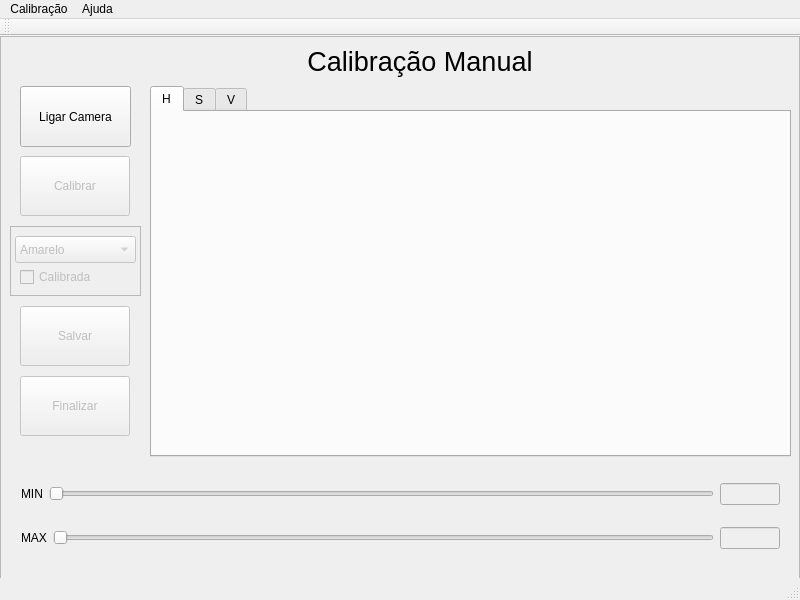
schirrel/SCIMM, file SCIMM/janelaprincipal.ui: the form before one commit.
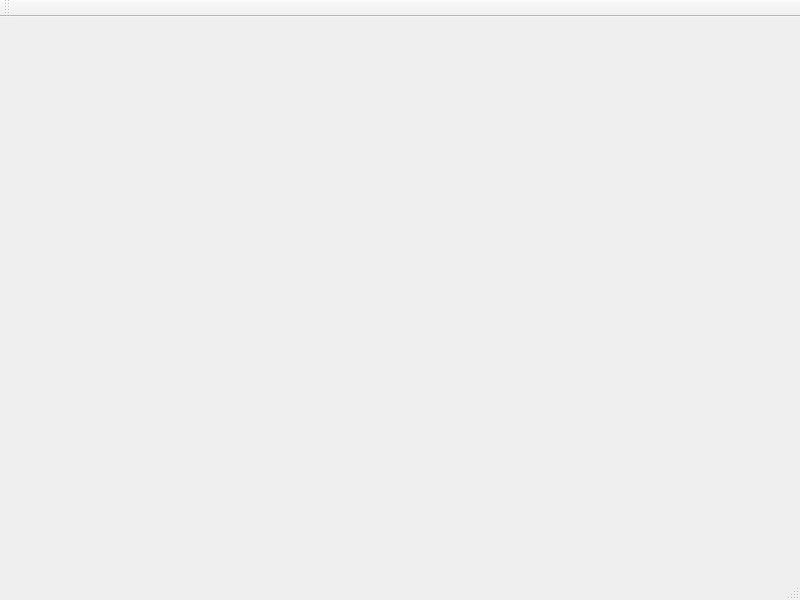
The form after the commit. The open tabs and pages were chosen to show the change. Custom widgets are drawn as their Qt base class.

Patch:
```diff
--- a/SCIMM/janelaprincipal.ui
+++ b/SCIMM/janelaprincipal.ui
@@ -26,362 +26,7 @@
     <property name="currentIndex">
      <number>2</number>
     </property>
-    <widget class="QWidget" name="TelaManual">
-     <widget class="QFrame" name="frameManual">
-      <property name="enabled">
-       <bool>true</bool>
-      </property>
-      <property name="geometry">
-       <rect>
-        <x>0</x>
-        <y>0</y>
-        <width>800</width>
-        <height>600</height>
-       </rect>
-      </property>
-      <property name="sizePolicy">
-       <sizepolicy hsizetype="Preferred" vsizetype="Preferred">
-        <horstretch>0</horstretch>
-        <verstretch>0</verstretch>
-       </sizepolicy>
-      </property>
-      <property name="frameShape">
-       <enum>QFrame::StyledPanel</enum>
-      </property>
-      <property name="frameShadow">
-       <enum>QFrame::Raised</enum>
-      </property>
-      <widget class="QTabWidget" name="TAB_HSV">
-       <property name="geometry">
-        <rect>
-         <x>150</x>
-         <y>50</y>
-         <width>641</width>
-         <height>371</height>
-        </rect>
-       </property>
-       <property name="currentIndex">
-        <number>0</number>
-       </property>
-       <widget class="QWidget" name="TAB_H">
-        <attribute name="title">
-         <string>H</string>
-        </attribute>
-        <widget class="QCustomPlot" name="customPlotH" native="true">
-         <property name="geometry">
-          <rect>
-           <x>0</x>
-           <y>0</y>
-           <width>640</width>
-           <height>340</height>
-          </rect>
-         </property>
-        </widget>
-       </widget>
-       <widget class="QWidget" name="TAB_S">
-        <attribute name="title">
-         <string>S</string>
-        </attribute>
-        <widget class="QCustomPlot" name="customPlotS" native="true">
-         <property name="geometry">
-          <rect>
-           <x>0</x>
-           <y>0</y>
-           <width>640</width>
-           <height>340</height>
-          </rect>
-         </property>
-        </widget>
-       </widget>
-       <widget class="QWidget" name="TAB_V">
-        <attribute name="title">
-         <string>V</string>
-        </attribute>
-        <widget class="QCustomPlot" name="customPlotV" native="true">
-         <property name="geometry">
-          <rect>
-           <x>0</x>
-           <y>0</y>
-           <width>640</width>
-           <height>340</height>
-          </rect>
-         </property>
-        </widget>
-       </widget>
-      </widget>
-      <widget class="QWidget" name="verticalLayoutWidget_2">
-       <property name="geometry">
-        <rect>
-         <x>10</x>
-         <y>420</y>
-         <width>781</width>
-         <height>121</height>
-        </rect>
-       </property>
-       <layout class="QVBoxLayout" name="verticalLayout_2">
-        <item>
-         <layout class="QHBoxLayout" name="horizontalLayout_3">
-          <item>
-           <widget class="QLabel" name="label_3">
-            <property name="text">
-             <string>MIN</string>
-            </property>
-           </widget>
-          </item>
-          <item>
-           <widget class="QSlider" name="SLIDER_CM_MIN">
-            <property name="enabled">
-             <bool>false</bool>
-            </property>
-            <property name="maximum">
-             <number>255</number>
-            </property>
-            <property name="orientation">
-             <enum>Qt::Horizontal</enum>
-            </property>
-           </widget>
-          </item>
-          <item>
-           <widget class="QLineEdit" name="EDIT_CM_MIN">
-            <property name="enabled">
-             <bool>false</bool>
-            </property>
-            <property name="minimumSize">
-             <size>
-              <width>60</width>
-              <height>0</height>
-             </size>
-            </property>
-            <property name="maximumSize">
-             <size>
-              <width>60</width>
-              <height>16777215</height>
-             </size>
-            </property>
-           </widget>
-          </item>
-         </layout>
-        </item>
-        <item>
-         <layout class="QHBoxLayout" name="horizontalLayout_4">
-          <item>
-           <widget class="QLabel" name="label_4">
-            <property name="text">
-             <string>MAX</string>
-            </property>
-           </widget>
-          </item>
-          <item>
-           <widget class="QSlider" name="SLIDER_CM_MAX">
-            <property name="enabled">
-             <bool>false</bool>
-            </property>
-            <property name="orientation">
-             <enum>Qt::Horizontal</enum>
-            </property>
-           </widget>
-          </item>
-          <item>
-           <widget class="QLineEdit" name="EDIT_CM_MAX">
-            <property name="enabled">
-             <bool>false</bool>
-            </property>
-            <property name="minimumSize">
-             <size>
-              <width>60</width>
-              <height>0</height>
-             </size>
-            </property>
-            <property name="maximumSize">
-             <size>
-              <width>60</width>
-              <height>16777215</height>
-             </size>
-            </property>
-           </widget>
-          </item>
-         </layout>
-        </item>
-       </layout>
-      </widget>
-      <widget class="QPushButton" name="BT_CM_FINALIZAR">
-       <property name="enabled">
-        <bool>false</bool>
-       </property>
-       <property name="geometry">
-        <rect>
-         <x>20</x>
-         <y>340</y>
-         <width>110</width>
-         <height>60</height>
-        </rect>
-       </property>
-       <property name="text">
-        <string>Finalizar</string>
-       </property>
-      </widget>
-      <widget class="QPushButton" name="BT_CM_SALVAR">
-       <property name="enabled">
-        <bool>false</bool>
-       </property>
-       <property name="geometry">
-        <rect>
-         <x>20</x>
-         <y>270</y>
-         <width>110</width>
-         <height>60</height>
-        </rect>
-       </property>
-       <property name="text">
-        <string>Salvar</string>
-       </property>
-      </widget>
-      <widget class="QPushButton" name="BT_CM_CALIBRAR">
-       <property name="enabled">
-        <bool>false</bool>
-       </property>
-       <property name="geometry">
-        <rect>
-         <x>20</x>
-         <y>120</y>
-         <width>110</width>
-         <height>60</height>
-        </rect>
-       </property>
-       <property name="text">
-        <string>Calibrar</string>
-       </property>
-      </widget>
-      <widget class="QComboBox" name="CB_CM_CORES">
-       <property name="enabled">
-        <bool>false</bool>
-       </property>
-       <property name="geometry">
-        <rect>
-         <x>15</x>
-         <y>200</y>
-         <width>121</width>
-         <height>27</height>
-        </rect>
-       </property>
-       <item>
-        <property name="text">
-         <string>Amarelo</string>
-        </property>
-       </item>
-       <item>
-        <property name="text">
-         <string>Azul</string>
-        </property>
-       </item>
-       <item>
-        <property name="text">
-         <string>Ciano</string>
-        </property>
-       </item>
-       <item>
-        <property name="text">
-         <string>Laranja</string>
-        </property>
-       </item>
-       <item>
-        <property name="text">
-         <string>Verde</string>
-        </property>
-       </item>
-       <item>
-        <property name="text">
-         <string>Vermelho</string>
-        </property>
-       </item>
-       <item>
-        <property name="text">
-         <string>Rosa</string>
-        </property>
-       </item>
-       <item>
-        <property name="text">
-         <string>Roxo</string>
-        </property>
-       </item>
-      </widget>
-      <widget class="QFrame" name="frame">
-       <property name="geometry">
-        <rect>
-         <x>10</x>
-         <y>190</y>
-         <width>131</width>
-         <height>70</height>
-        </rect>
-       </property>
-       <property name="frameShape">
-        <enum>QFrame::StyledPanel</enum>
-       </property>
-       <property name="frameShadow">
-        <enum>QFrame::Raised</enum>
-       </property>
-       <widget class="QCheckBox" name="CHECK_CM_CALIBRADO">
-        <property name="enabled">
-         <bool>false</bool>
-        </property>
-        <property name="geometry">
-         <rect>
-          <x>10</x>
-          <y>40</y>
-          <width>111</width>
-          <height>22</height>
-         </rect>
-        </property>
-        <property name="text">
-         <string>Calibrada</string>
-        </property>
-       </widget>
-      </widget>
-      <widget class="QLabel" name="label_5">
-       <property name="geometry">
-        <rect>
-         <x>20</x>
-         <y>0</y>
-         <width>800</width>
-         <height>50</height>
-        </rect>
-       </property>
-       <property name="font">
-        <font>
-         <pointsize>20</pointsize>
-        </font>
-       </property>
-       <property name="text">
-        <string>Calibração Manual</string>
-       </property>
-       <property name="alignment">
-        <set>Qt::AlignCenter</set>
-       </property>
-      </widget>
-      <widget class="QPushButton" name="BT_CM_INICIAR">
-       <property name="geometry">
-        <rect>
-         <x>20</x>
-         <y>50</y>
-         <width>111</width>
-         <height>61</height>
-        </rect>
-       </property>
-       <property name="text">
-        <string>Ligar Camera</string>
-       </property>
-      </widget>
-      <zorder>frame</zorder>
-      <zorder>TAB_HSV</zorder>
-      <zorder>verticalLayoutWidget_2</zorder>
-      <zorder>BT_CM_FINALIZAR</zorder>
-      <zorder>BT_CM_SALVAR</zorder>
-      <zorder>BT_CM_CALIBRAR</zorder>
-      <zorder>CB_CM_CORES</zorder>
-      <zorder>label_5</zorder>
-      <zorder>BT_CM_INICIAR</zorder>
-     </widget>
-    </widget>
+    <widget class="QWidget" name="TelaManual"/>
     <widget class="QWidget" name="TelaAutomatico">
      <widget class="QFrame" name="frame_2">
       <property name="geometry">
@@ -814,24 +459,9 @@
      <x>0</x>
      <y>0</y>
      <width>800</width>
-     <height>25</height>
+     <height>20</height>
     </rect>
    </property>
-   <widget class="QMenu" name="menuCalibracao">
-    <property name="title">
-     <string>Calibração</string>
-    </property>
-    <addaction name="actionManual"/>
-    <addaction name="actionAutomatica"/>
-   </widget>
-   <widget class="QMenu" name="menuAjuda">
-    <property name="title">
-     <string>Ajuda</string>
-    </property>
-    <addaction name="actionSobre"/>
-   </widget>
-   <addaction name="menuCalibracao"/>
-   <addaction name="menuAjuda"/>
   </widget>
   <widget class="QToolBar" name="mainToolBar">
    <attribute name="toolBarArea">
@@ -859,14 +489,6 @@
   </action>
  </widget>
  <layoutdefault spacing="6" margin="11"/>
- <customwidgets>
-  <customwidget>
-   <class>QCustomPlot</class>
-   <extends>QWidget</extends>
-   <header location="global">qcustomplot.h</header>
-   <container>1</container>
-  </customwidget>
- </customwidgets>
  <resources/>
  <connections/>
 </ui>
```
Left out of the diff: 192 changed lines with no effect on the pictures.
